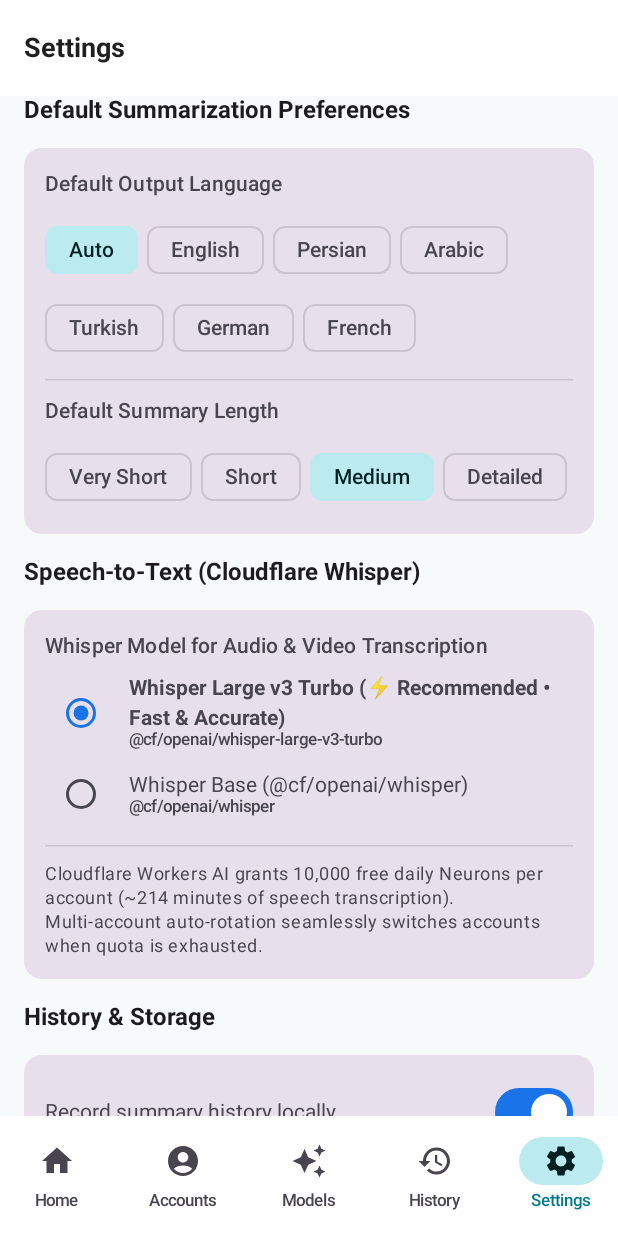
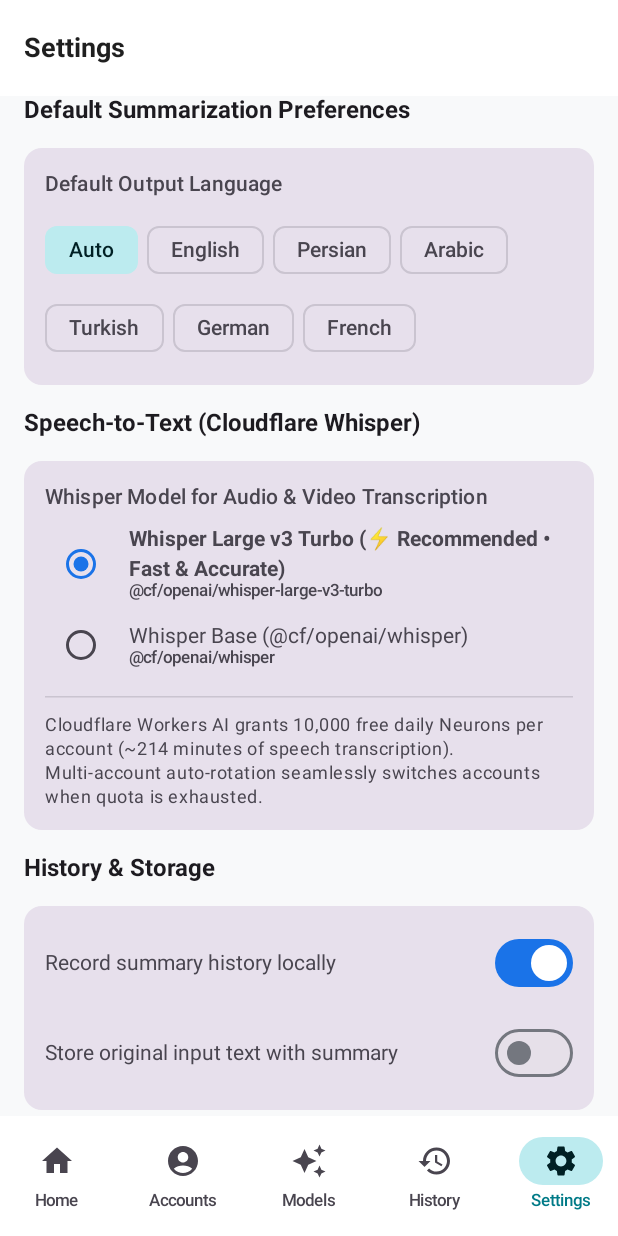
Before and after one commit to AliDevCore/Gemini-Summarizer, an Android app built with Jetpack Compose: the SettingsScreen screen opened through its navigation route, on a phone screen of 412 x 824 dp. Run offline under Robolectric (Android 15) with nearby library versions, the phone set to English and light mode, and no system bars; our stand-ins replace Room's generated code; libraries missing offline, so code that uses them is left out: com.tom_roush.pdfbox; pictures from the network do not load.

Commit message:
Replace summary length/format selectors with persistent customizable prompt

```diff
--- a/app/src/main/java/com/gemini/summarizer/core/datastore/SettingsDataStore.kt
+++ b/app/src/main/java/com/gemini/summarizer/core/datastore/SettingsDataStore.kt
@@ -5,6 +5,7 @@ import androidx.datastore.preferences.core.booleanPreferencesKey
 import androidx.datastore.preferences.core.edit
 import androidx.datastore.preferences.core.stringPreferencesKey
 import androidx.datastore.preferences.preferencesDataStore
+import com.gemini.summarizer.domain.model.SummaryConfig
 import kotlinx.coroutines.flow.Flow
 import kotlinx.coroutines.flow.map
 
@@ -15,8 +16,6 @@ class SettingsDataStore(private val context: Context) {
     companion object {
         val KEY_AUTO_MODEL_PRIORITY = booleanPreferencesKey("auto_model_priority")
         val KEY_DEFAULT_LANGUAGE = stringPreferencesKey("default_language")
-        val KEY_DEFAULT_LENGTH = stringPreferencesKey("default_length")
-        val KEY_DEFAULT_TYPE = stringPreferencesKey("default_type")
         val KEY_SAVE_HISTORY = booleanPreferencesKey("save_history")
         val KEY_SAVE_ORIGINAL_TEXT = booleanPreferencesKey("save_original_text")
         val KEY_CUSTOM_PROMPT = stringPreferencesKey("custom_prompt")
@@ -31,12 +30,8 @@ class SettingsDataStore(private val context: Context) {
         it[KEY_DEFAULT_LANGUAGE] ?: "Auto"
     }
 
-    val defaultLengthFlow: Flow<String> = context.dataStore.data.map {
-        it[KEY_DEFAULT_LENGTH] ?: "Medium"
-    }
-
-    val defaultTypeFlow: Flow<String> = context.dataStore.data.map {
-        it[KEY_DEFAULT_TYPE] ?: "General"
+    val customPromptFlow: Flow<String> = context.dataStore.data.map { prefs ->
+        prefs[KEY_CUSTOM_PROMPT]?.takeIf { it.isNotBlank() } ?: SummaryConfig.DEFAULT_PROMPT
     }
 
     val saveHistoryFlow: Flow<Boolean> = context.dataStore.data.map {
@@ -59,12 +54,8 @@ class SettingsDataStore(private val context: Context) {
         context.dataStore.edit { it[KEY_DEFAULT_LANGUAGE] = lang }
     }
 
-    suspend fun setDefaultLength(length: String) {
-        context.dataStore.edit { it[KEY_DEFAULT_LENGTH] = length }
-    }
-
-    suspend fun setDefaultType(type: String) {
-        context.dataStore.edit { it[KEY_DEFAULT_TYPE] = type }
+    suspend fun setCustomPrompt(prompt: String) {
+        context.dataStore.edit { it[KEY_CUSTOM_PROMPT] = prompt }
     }
 
     suspend fun setSaveHistory(enabled: Boolean) {
--- a/app/src/main/java/com/gemini/summarizer/presentation/home/HomeScreen.kt
+++ b/app/src/main/java/com/gemini/summarizer/presentation/home/HomeScreen.kt
@@ -38,6 +38,7 @@ import androidx.lifecycle.viewmodel.compose.viewModel
 import com.gemini.summarizer.core.media.AppMediaType
 import com.gemini.summarizer.core.media.MediaHelper
 import com.gemini.summarizer.core.util.MarkdownRenderer
+import com.gemini.summarizer.domain.model.SummaryConfig
 
 class DynamicCreateDocumentContract : ActivityResultContract<Pair<String, String>, Uri?>() {
     override fun createIntent(context: Context, input: Pair<String, String>): Intent {
@@ -290,37 +291,36 @@ fun HomeScreen(viewModel: HomeViewModel = viewModel()) {
                 }
             }
 
-            // Summary Length Configuration
-            Text("Summary Length", style = MaterialTheme.typography.titleSmall, fontWeight = FontWeight.SemiBold)
-            FlowRow(
-                horizontalArrangement = Arrangement.spacedBy(8.dp),
-                verticalArrangement = Arrangement.spacedBy(4.dp)
+            // Summarization Prompt Configuration
+            Row(
+                modifier = Modifier.fillMaxWidth(),
+                horizontalArrangement = Arrangement.SpaceBetween,
+                verticalAlignment = Alignment.CenterVertically
             ) {
-                val lengths = listOf("Very Short", "Short", "Medium", "Detailed")
-                lengths.forEach { len ->
-                    FilterChip(
-                        selected = uiState.summaryLength.equals(len, ignoreCase = true),
-                        onClick = { viewModel.onLengthSelected(len) },
-                        label = { Text(len) }
-                    )
+                Text("Summarization Prompt", style = MaterialTheme.typography.titleSmall, fontWeight = FontWeight.SemiBold)
+                if (uiState.customPrompt != SummaryConfig.DEFAULT_PROMPT) {
+                    TextButton(
+                        onClick = { viewModel.onResetPromptToDefault() },
+                        contentPadding = PaddingValues(horizontal = 8.dp, vertical = 2.dp)
+                    ) {
+                        Icon(Icons.Default.Refresh, contentDescription = null, modifier = Modifier.size(16.dp))
+                        Spacer(Modifier.width(4.dp))
+                        Text("Reset Default", style = MaterialTheme.typography.labelMedium)
+                    }
                 }
             }
 
-            // Summary Type Configuration
-            Text("Summary Format", style = MaterialTheme.typography.titleSmall, fontWeight = FontWeight.SemiBold)
-            FlowRow(
-                horizontalArrangement = Arrangement.spacedBy(8.dp),
-                verticalArrangement = Arrangement.spacedBy(4.dp)
-            ) {
-                val types = listOf("General", "Bullet Points", "Executive Summary", "Key Takeaways", "Academic", "Chapter by Chapter")
-                types.forEach { t ->
-                    FilterChip(
-                        selected = uiState.summaryType.equals(t, ignoreCase = true),
-                        onClick = { viewModel.onTypeSelected(t) },
-                        label = { Text(t) }
-                    )
-                }
-            }
+            OutlinedTextField(
+                value = uiState.customPrompt,
+                onValueChange = { viewModel.onCustomPromptChanged(it) },
+                placeholder = {
+                    Text("Enter custom instructions for summarizing your text...")
+                },
+                modifier = Modifier
+                    .fillMaxWidth()
+                    .heightIn(min = 130.dp, max = 260.dp),
+                shape = MaterialTheme.shapes.medium
+            )
 
             // Extracted Speech Transcript Preview Card (Whisper Result)
             uiState.extractedTranscript?.let { transcript ->
--- a/app/src/main/java/com/gemini/summarizer/presentation/home/HomeViewModel.kt
+++ b/app/src/main/java/com/gemini/summarizer/presentation/home/HomeViewModel.kt
@@ -47,9 +47,7 @@ data class HomeUiState(
     val isTranscribingSpeech: Boolean = false,
     val summaryResult: SummarizationFinalResult? = null,
     val targetLanguage: String = "Auto",
-    val summaryLength: String = "Medium",
-    val summaryType: String = "General",
-    val customPrompt: String = "",
+    val customPrompt: String = SummaryConfig.DEFAULT_PROMPT,
     val errorMessage: String? = null
 )
 
@@ -76,13 +74,11 @@ class HomeViewModel(application: Application) : AndroidViewModel(application) {
     init {
         viewModelScope.launch {
             val defLang = settingsDataStore.defaultLanguageFlow.first()
-            val defLength = settingsDataStore.defaultLengthFlow.first()
-            val defType = settingsDataStore.defaultTypeFlow.first()
+            val savedPrompt = settingsDataStore.customPromptFlow.first()
             _uiState.update {
                 it.copy(
                     targetLanguage = defLang,
-                    summaryLength = defLength,
-                    summaryType = defType
+                    customPrompt = savedPrompt
                 )
             }
         }
@@ -96,16 +92,18 @@ class HomeViewModel(application: Application) : AndroidViewModel(application) {
         _uiState.update { it.copy(targetLanguage = lang) }
     }
 
-    fun onLengthSelected(length: String) {
-        _uiState.update { it.copy(summaryLength = length) }
+    fun onCustomPromptChanged(prompt: String) {
+        _uiState.update { it.copy(customPrompt = prompt) }
+        viewModelScope.launch {
+            settingsDataStore.setCustomPrompt(prompt)
+        }
     }
 
-    fun onTypeSelected(type: String) {
-        _uiState.update { it.copy(summaryType = type) }
-    }
-
-    fun onCustomPromptChanged(prompt: String) {
-        _uiState.update { it.copy(customPrompt = prompt) }
+    fun onResetPromptToDefault() {
+        _uiState.update { it.copy(customPrompt = SummaryConfig.DEFAULT_PROMPT) }
+        viewModelScope.launch {
+            settingsDataStore.setCustomPrompt(SummaryConfig.DEFAULT_PROMPT)
+        }
     }
 
     fun onClearInput() {
@@ -367,9 +365,7 @@ class HomeViewModel(application: Application) : AndroidViewModel(application) {
 
         val config = SummaryConfig(
             targetLanguage = _uiState.value.targetLanguage,
-            summaryLength = _uiState.value.summaryLength,
-            summaryType = _uiState.value.summaryType,
-            customPrompt = _uiState.value.customPrompt.ifBlank { null }
+            customPrompt = _uiState.value.customPrompt.ifBlank { SummaryConfig.DEFAULT_PROMPT }
         )
 
         summarizationJob = viewModelScope.launch {
@@ -638,7 +634,7 @@ class HomeViewModel(application: Application) : AndroidViewModel(application) {
                             outputWords = summaryResult.outputWords,
                             stepsCount = summaryResult.stepsCount,
                             targetLanguage = config.targetLanguage,
-                            summaryType = config.summaryType
+                            summaryType = "Custom Prompt"
                         )
                     )
                 }
--- a/app/src/main/java/com/gemini/summarizer/presentation/settings/SettingsScreen.kt
+++ b/app/src/main/java/com/gemini/summarizer/presentation/settings/SettingsScreen.kt
@@ -72,22 +72,6 @@ fun SettingsScreen(viewModel: SettingsViewModel = viewModel()) {
                                 selected = uiState.defaultLanguage == lang,
                                 onClick = { viewModel.setDefaultLanguage(lang) },
                                 label = { Text(lang) }
-                            )
-                        }
-                    }
-
-                    HorizontalDivider()
-
-                    Text("Default Summary Length", style = MaterialTheme.typography.titleSmall)
-                    FlowRow(
-                        horizontalArrangement = Arrangement.spacedBy(6.dp),
-                        verticalArrangement = Arrangement.spacedBy(4.dp)
-                    ) {
-                        listOf("Very Short", "Short", "Medium", "Detailed").forEach { len ->
-                            FilterChip(
-                                selected = uiState.defaultLength == len,
-                                onClick = { viewModel.setDefaultLength(len) },
-                                label = { Text(len) }
                             )
                         }
                     }
--- a/app/src/main/java/com/gemini/summarizer/presentation/settings/SettingsViewModel.kt
+++ b/app/src/main/java/com/gemini/summarizer/presentation/settings/SettingsViewModel.kt
@@ -6,6 +6,7 @@ import androidx.lifecycle.viewModelScope
 import com.gemini.summarizer.core.database.AppDatabase
 import com.gemini.summarizer.core.datastore.SettingsDataStore
 import com.gemini.summarizer.core.security.SecurityManager
+import com.gemini.summarizer.domain.model.SummaryConfig
 import kotlinx.coroutines.Dispatchers
 import kotlinx.coroutines.flow.MutableStateFlow
 import kotlinx.coroutines.flow.StateFlow
@@ -16,8 +17,6 @@ import kotlinx.coroutines.withContext
 
 data class SettingsUiState(
     val defaultLanguage: String = "Auto",
-    val defaultLength: String = "Medium",
-    val defaultType: String = "General",
     val saveHistory: Boolean = true,
     val saveOriginalText: Boolean = true,
     val whisperModel: String = "@cf/openai/whisper-large-v3-turbo",
@@ -40,16 +39,6 @@ class SettingsViewModel(application: Application) : AndroidViewModel(application
             }
         }
         viewModelScope.launch {
-            settingsDataStore.defaultLengthFlow.collectLatest {
-                _uiState.value = _uiState.value.copy(defaultLength = it)
-            }
-        }
-        viewModelScope.launch {
-            settingsDataStore.defaultTypeFlow.collectLatest {
-                _uiState.value = _uiState.value.copy(defaultType = it)
-            }
-        }
-        viewModelScope.launch {
             settingsDataStore.saveHistoryFlow.collectLatest {
                 _uiState.value = _uiState.value.copy(saveHistory = it)
             }
@@ -68,14 +57,6 @@ class SettingsViewModel(application: Application) : AndroidViewModel(application
 
     fun setDefaultLanguage(lang: String) {
         viewModelScope.launch { settingsDataStore.setDefaultLanguage(lang) }
-    }
-
-    fun setDefaultLength(length: String) {
-        viewModelScope.launch { settingsDataStore.setDefaultLength(length) }
-    }
-
-    fun setDefaultType(type: String) {
-        viewModelScope.launch { settingsDataStore.setDefaultType(type) }
     }
 
     fun setSaveHistory(enabled: Boolean) {
@@ -111,8 +92,7 @@ class SettingsViewModel(application: Application) : AndroidViewModel(application
                 database.modelDao().insertModels(AppDatabase.getDefaultModels())
                 // Reset settings to defaults
                 settingsDataStore.setDefaultLanguage("Auto")
-                settingsDataStore.setDefaultLength("Medium")
-                settingsDataStore.setDefaultType("General")
+                settingsDataStore.setCustomPrompt(SummaryConfig.DEFAULT_PROMPT)
             }
             _uiState.value = _uiState.value.copy(message = "All app databases, settings, and secure keys cleared.")
         }
```
Also changed, not shown: app/src/main/java/com/gemini/summarizer/domain/engine/HierarchicalSummarizer.kt (+5 -9 lines), app/src/main/java/com/gemini/summarizer/domain/model/SummaryConfig.kt (+13 -23 lines), 1 other file.
